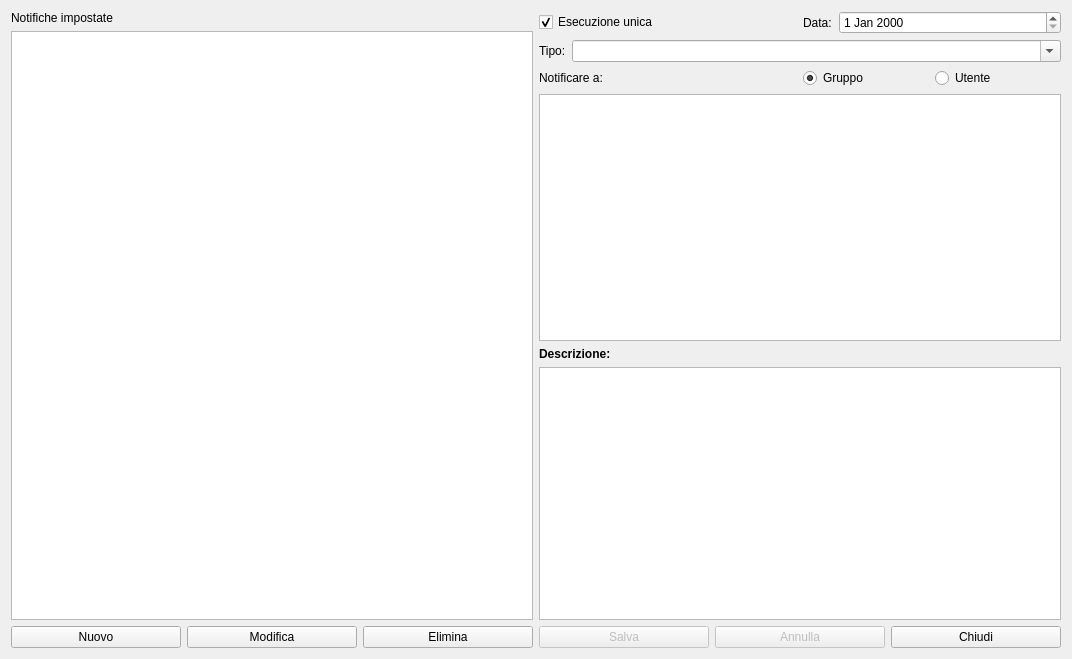
fblabs/hamlet-mod-sancon, file halarm.ui: the form before one commit.
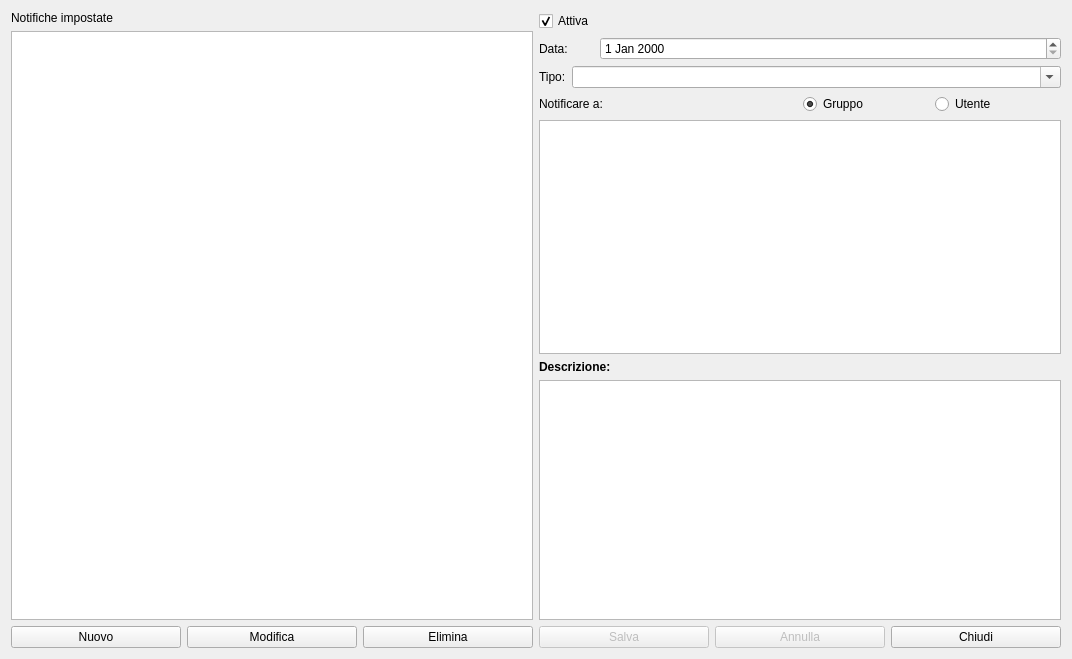
The form after the commit. Icons and pictures are not drawn.

The edit to the form file:
```diff
--- a/halarm.ui
+++ b/halarm.ui
@@ -51,22 +51,12 @@
       <layout class="QVBoxLayout" name="verticalLayout_4">
        <item>
         <layout class="QHBoxLayout" name="horizontalLayout">
-         <item>
-          <widget class="QCheckBox" name="cbSingolo">
-           <property name="text">
-            <string>Esecuzione unica</string>
-           </property>
-           <property name="checked">
-            <bool>true</bool>
-           </property>
-          </widget>
-         </item>
          <item>
           <layout class="QGridLayout" name="gridLayout">
-           <item row="0" column="1">
+           <item row="1" column="1">
             <widget class="QDateEdit" name="deData"/>
            </item>
-           <item row="0" column="0">
+           <item row="1" column="0">
             <widget class="QLabel" name="label_2">
              <property name="maximumSize">
               <size>
@@ -79,6 +69,16 @@
              </property>
             </widget>
            </item>
+           <item row="0" column="0">
+            <widget class="QCheckBox" name="cbAttiva">
+             <property name="text">
+              <string>Attiva</string>
+             </property>
+             <property name="checked">
+              <bool>true</bool>
+             </property>
+            </widget>
+           </item>
           </layout>
          </item>
         </layout>
```
